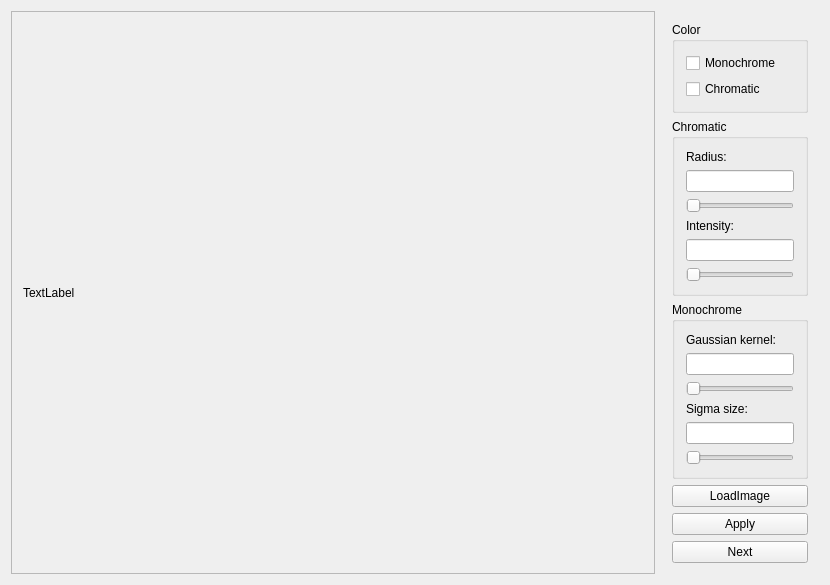
The window that widget.ui (HO-COOH/CS4650-Project) describes before a commit, drawn with Qt 5.
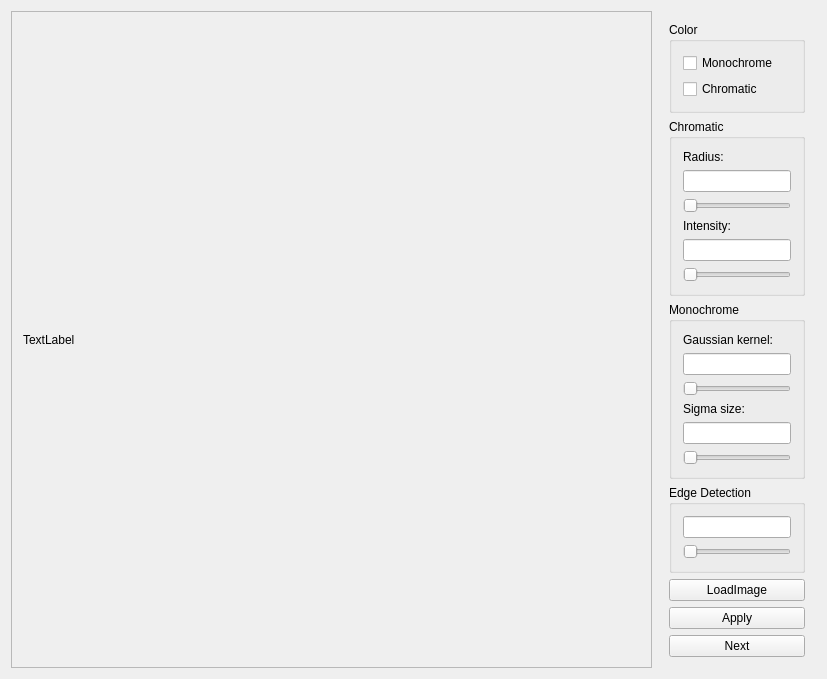
The same window after the commit.

Patch:
```diff
--- a/widget.ui
+++ b/widget.ui
@@ -6,8 +6,8 @@
    <rect>
     <x>0</x>
     <y>0</y>
-    <width>830</width>
-    <height>575</height>
+    <width>827</width>
+    <height>637</height>
    </rect>
   </property>
   <property name="windowTitle">
@@ -131,7 +131,13 @@
           <widget class="QLineEdit" name="lineEdit"/>
          </item>
          <item>
-          <widget class="QSlider" name="horizontalSlider">
+          <widget class="QSlider" name="gaussianSlider">
+           <property name="minimum">
+            <number>3</number>
+           </property>
+           <property name="singleStep">
+            <number>2</number>
+           </property>
            <property name="orientation">
             <enum>Qt::Horizontal</enum>
            </property>
@@ -148,7 +154,29 @@
           <widget class="QLineEdit" name="lineEdit_2"/>
          </item>
          <item>
-          <widget class="QSlider" name="horizontalSlider_2">
+          <widget class="QSlider" name="sigmaSlider">
+           <property name="orientation">
+            <enum>Qt::Horizontal</enum>
+           </property>
+          </widget>
+         </item>
+        </layout>
+       </widget>
+      </item>
+      <item>
+       <widget class="QGroupBox" name="groupBox_4">
+        <property name="title">
+         <string>Edge Detection</string>
+        </property>
+        <layout class="QVBoxLayout" name="verticalLayout_5">
+         <item>
+          <widget class="QLineEdit" name="edgeText"/>
+         </item>
+         <item>
+          <widget class="QSlider" name="edgeSlider">
+           <property name="maximum">
+            <number>255</number>
+           </property>
            <property name="orientation">
             <enum>Qt::Horizontal</enum>
            </property>
```
Left out of the diff: 4 changed lines with no effect on the pictures.
